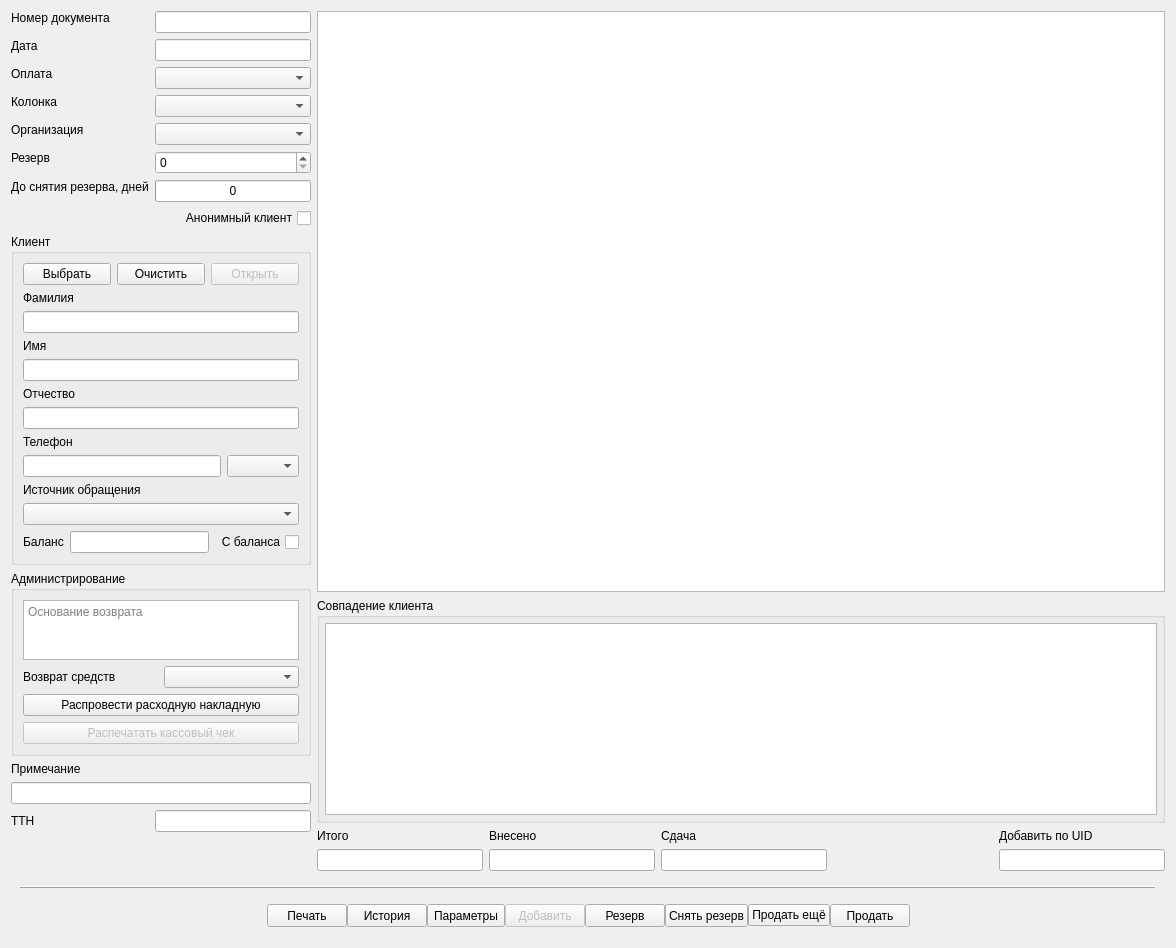
solderercb/snap_crm, file tabsale.ui: the form before one commit.
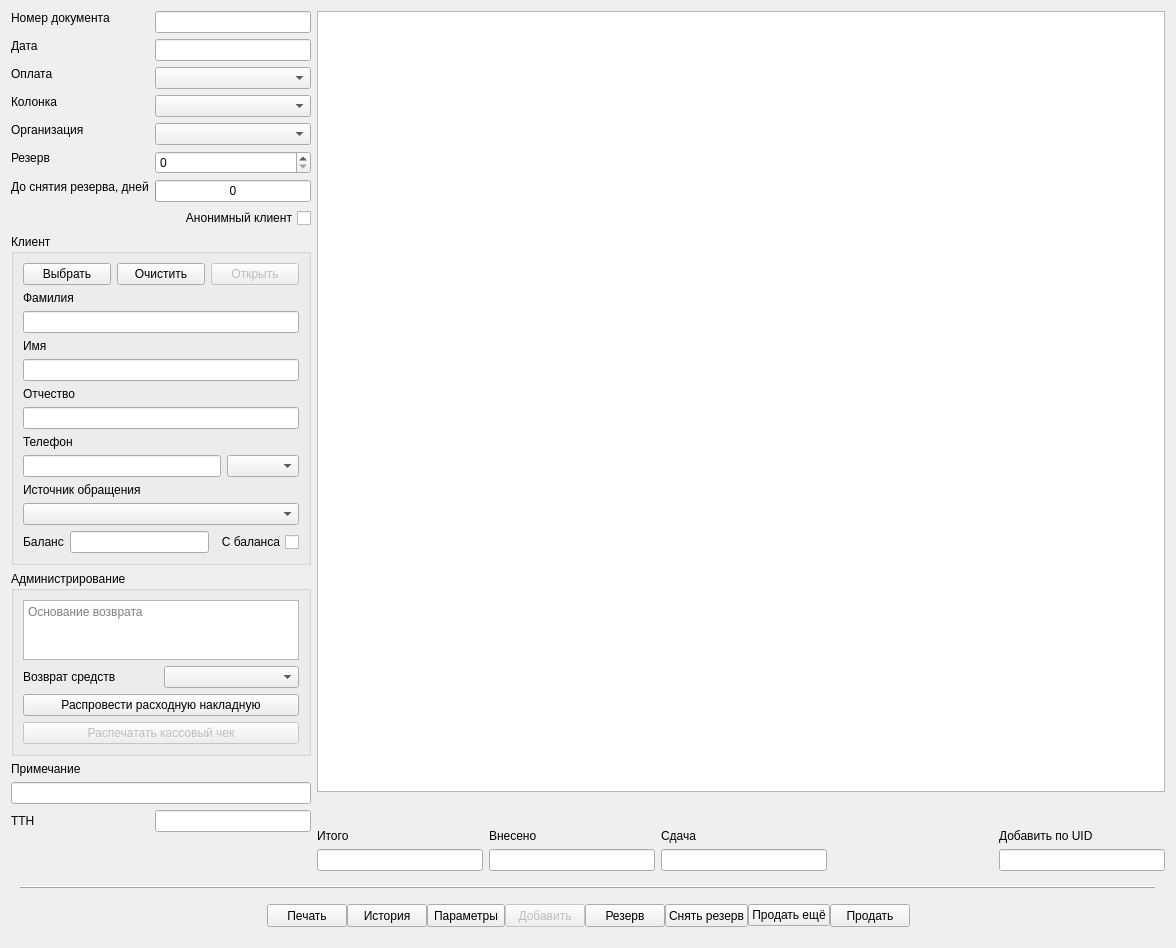
The form after the commit. Custom widgets are drawn as their Qt base class.

```diff
--- a/tabsale.ui
+++ b/tabsale.ui
@@ -37,15 +37,21 @@
           </widget>
          </item>
          <item>
-          <widget class="QGroupBox" name="groupBoxClientCoincidence">
+          <widget class="SClientMatch" name="widgetClientMatch" native="true">
+           <property name="minimumSize">
+            <size>
+             <width>0</width>
+             <height>25</height>
+            </size>
+           </property>
            <property name="maximumSize">
             <size>
              <width>16777215</width>
-             <height>500</height>
+             <height>200</height>
             </size>
            </property>
-           <property name="title">
-            <string>Совпадение клиента</string>
+           <property name="whatsThis">
+            <string/>
            </property>
            <layout class="QGridLayout" name="gridLayout_6">
             <property name="leftMargin">
@@ -63,58 +69,6 @@
             <property name="spacing">
              <number>5</number>
             </property>
-            <item row="0" column="0">
-             <widget class="QTableView" name="tableViewClientMatch">
-              <property name="sizePolicy">
-               <sizepolicy hsizetype="Expanding" vsizetype="Expanding">
-                <horstretch>0</horstretch>
-                <verstretch>0</verstretch>
-               </sizepolicy>
-              </property>
-              <property name="horizontalScrollBarPolicy">
-               <enum>Qt::ScrollBarAlwaysOff</enum>
-              </property>
-              <property name="editTriggers">
-               <set>QAbstractItemView::NoEditTriggers</set>
-              </property>
-              <property name="tabKeyNavigation">
-               <bool>false</bool>
-              </property>
-              <property name="showDropIndicator" stdset="0">
-               <bool>false</bool>
-              </property>
-              <property name="dragDropOverwriteMode">
-               <bool>false</bool>
-              </property>
-              <property name="alternatingRowColors">
-               <bool>true</bool>
-              </property>
-              <property name="selectionBehavior">
-               <enum>QAbstractItemView::SelectRows</enum>
-              </property>
-              <property name="wordWrap">
-               <bool>true</bool>
-              </property>
-              <attribute name="horizontalHeaderVisible">
-               <bool>false</bool>
-              </attribute>
-              <attribute name="horizontalHeaderCascadingSectionResizes">
-               <bool>true</bool>
-              </attribute>
-              <attribute name="horizontalHeaderHighlightSections">
-               <bool>false</bool>
-              </attribute>
-              <attribute name="horizontalHeaderStretchLastSection">
-               <bool>true</bool>
-              </attribute>
-              <attribute name="verticalHeaderVisible">
-               <bool>false</bool>
-              </attribute>
-              <attribute name="verticalHeaderHighlightSections">
-               <bool>false</bool>
-              </attribute>
-             </widget>
-            </item>
            </layout>
           </widget>
          </item>
@@ -916,6 +870,12 @@
     <signal>buttonClicked(int)</signal>
    </slots>
   </customwidget>
+  <customwidget>
+   <class>SClientMatch</class>
+   <extends>QWidget</extends>
+   <header>widgets/sclientmatch.h</header>
+   <container>1</container>
+  </customwidget>
  </customwidgets>
  <tabstops>
   <tabstop>lineEditAddByUID</tabstop>
```
Left out of the diff: 24 changed lines with no effect on the pictures.
